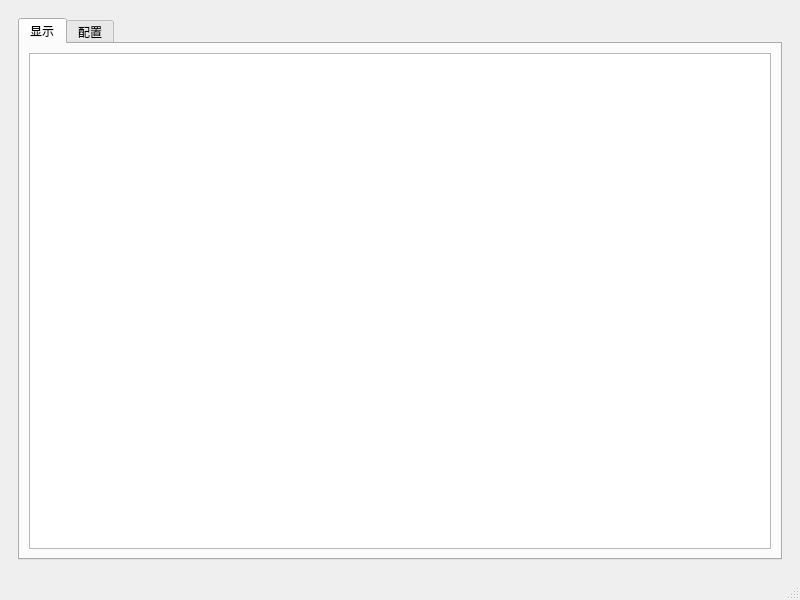
SoDebug/OneText_Qt, file designer.ui: the form before one commit.
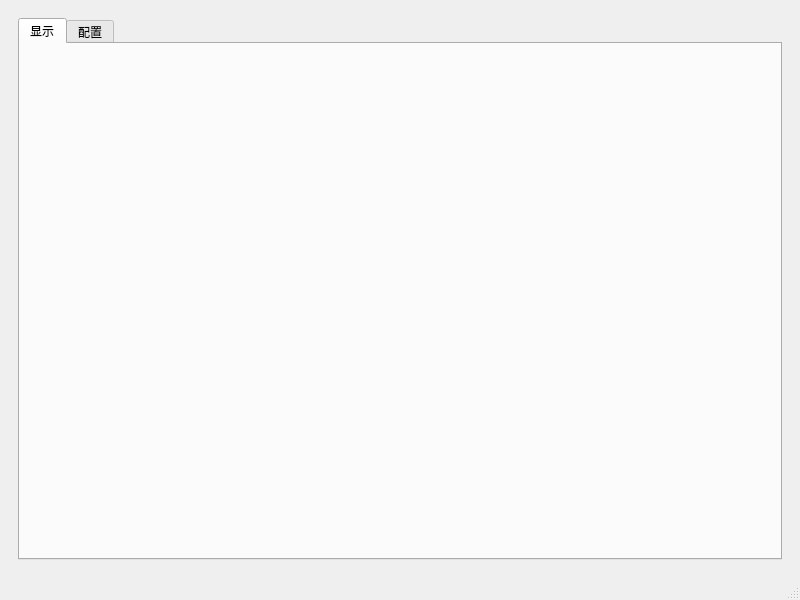
The form after the commit.

Commit message: feat: 完成垂直居中

Patch:
```diff
--- a/designer.ui
+++ b/designer.ui
@@ -45,22 +45,18 @@
            </attribute>
            <layout class="QGridLayout" name="gridLayout_4" rowstretch="0">
             <item row="0" column="0">
-             <widget class="QTextEdit" name="Display_Screen">
+             <widget class="QLabel" name="Display_Screen">
               <property name="font">
                <font>
                 <family>楷体</family>
                 <pointsize>16</pointsize>
                </font>
               </property>
-              <property name="html">
-               <string>&lt;!DOCTYPE HTML PUBLIC &quot;-//W3C//DTD HTML 4.0//EN&quot; &quot;http://www.w3.org/TR/REC-html40/strict.dtd&quot;&gt;
-&lt;html&gt;&lt;head&gt;&lt;meta name=&quot;qrichtext&quot; content=&quot;1&quot; /&gt;&lt;meta charset=&quot;utf-8&quot; /&gt;&lt;style type=&quot;text/css&quot;&gt;
-p, li { white-space: pre-wrap; }
-hr { height: 1px; border-width: 0; }
-li.unchecked::marker { content: &quot;\2610&quot;; }
-li.checked::marker { content: &quot;\2612&quot;; }
-&lt;/style&gt;&lt;/head&gt;&lt;body style=&quot; font-family:'楷体'; font-size:16pt; font-weight:400; font-style:normal;&quot;&gt;
-&lt;p style=&quot;-qt-paragraph-type:empty; margin-top:0px; margin-bottom:0px; margin-left:0px; margin-right:0px; -qt-block-indent:0; text-indent:0px; font-family:'Microsoft YaHei UI';&quot;&gt;&lt;br /&gt;&lt;/p&gt;&lt;/body&gt;&lt;/html&gt;</string>
+              <property name="text">
+               <string/>
+              </property>
+              <property name="alignment">
+               <set>Qt::AlignmentFlag::AlignCenter</set>
               </property>
              </widget>
             </item>
```
The commit also changes 1 other file.
